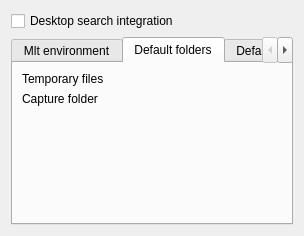
Old version of the form src/widgets/configenv_ui.ui in the repository KDE/kdenlive.
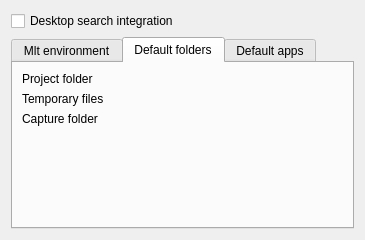
New version of the form. The open tabs and pages were chosen to show the change. Custom widgets are drawn as their Qt base class.

Commit message: Improve profile selection in First run wizard Start implementing project folder

Patch:
```diff
--- a/src/widgets/configenv_ui.ui
+++ b/src/widgets/configenv_ui.ui
@@ -5,8 +5,8 @@
    <rect>
     <x>0</x>
     <y>0</y>
-    <width>304</width>
-    <height>236</height>
+    <width>365</width>
+    <height>240</height>
    </rect>
   </property>
   <layout class="QGridLayout" name="gridLayout" >
@@ -68,26 +68,36 @@
       </attribute>
       <layout class="QGridLayout" name="gridLayout_5" >
        <item row="0" column="0" >
+        <widget class="QLabel" name="label_5" >
+         <property name="text" >
+          <string>Project folder</string>
+         </property>
+        </widget>
+       </item>
+       <item row="0" column="1" >
+        <widget class="KUrlRequester" name="projecturl" />
+       </item>
+       <item row="1" column="0" >
         <widget class="QLabel" name="label_3" >
          <property name="text" >
           <string>Temporary files</string>
          </property>
         </widget>
        </item>
-       <item row="0" column="1" >
+       <item row="1" column="1" >
         <widget class="KUrlRequester" name="tmppathurl" />
        </item>
-       <item row="1" column="0" >
+       <item row="2" column="0" >
         <widget class="QLabel" name="label_10" >
          <property name="text" >
           <string>Capture folder</string>
          </property>
         </widget>
        </item>
-       <item row="1" column="1" >
+       <item row="2" column="1" >
         <widget class="KUrlRequester" name="capturefolderurl" />
        </item>
-       <item row="2" column="1" >
+       <item row="3" column="1" >
         <spacer name="verticalSpacer_3" >
          <property name="orientation" >
           <enum>Qt::Vertical</enum>
```
Left out of the diff: 2 changed lines with no effect on the pictures. The commit also changes 16 other files.
